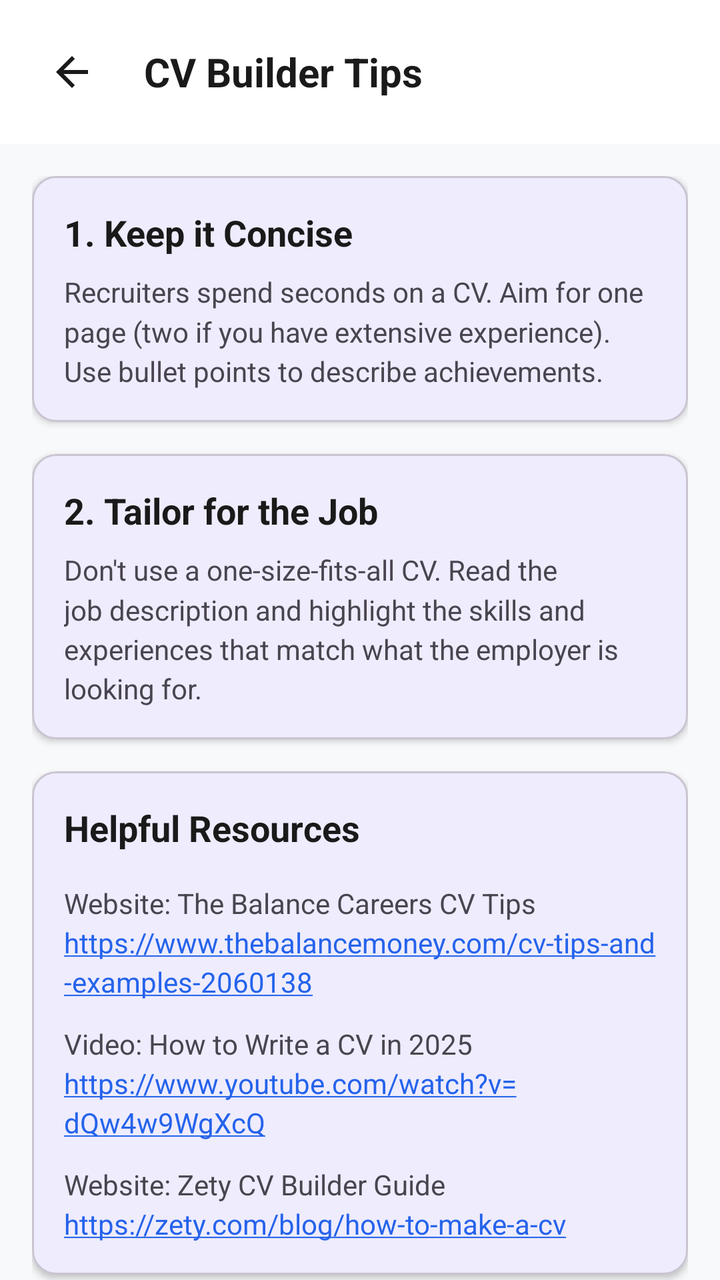
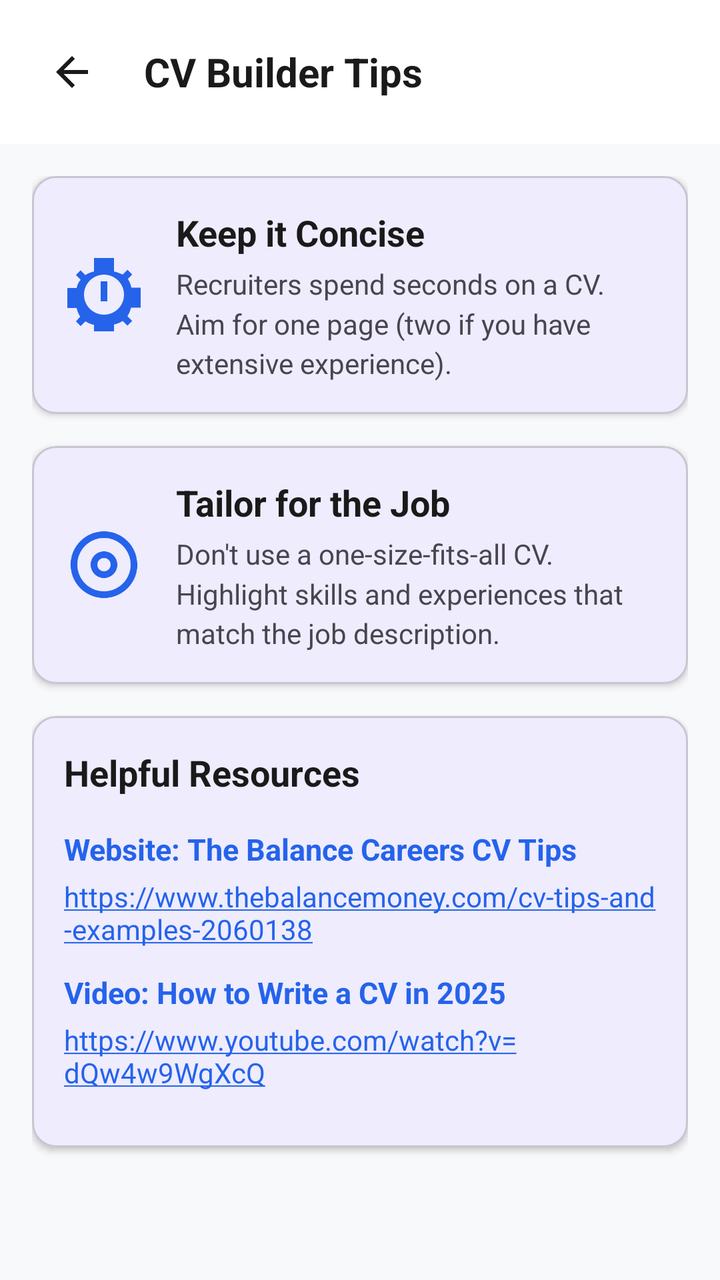

Before-and-after screenshots of an Android layout around one commit, followed by the original layout XML and the change that was made.
<!-- AndroidManifest.xml: application theme Theme.WorkWiseSA -->
<!-- res/layout/activity_cv_tips.xml -->
<?xml version="1.0" encoding="utf-8"?>
<LinearLayout
    xmlns:android="http://schemas.android.com/apk/res/android"
    xmlns:app="http://schemas.android.com/apk/res-auto"
    xmlns:tools="http://schemas.android.com/tools"
    android:layout_width="match_parent"
    android:layout_height="match_parent"
    android:orientation="vertical"
    android:background="#F8F9FA">

    
    <com.google.android.material.appbar.MaterialToolbar
        android:id="@+id/toolbar"
        android:layout_width="match_parent"
        android:layout_height="wrap_content"
        android:background="#FFFFFF"
        android:elevation="4dp"
        app:contentInsetStart="0dp">

        <RelativeLayout
            android:layout_width="match_parent"
            android:layout_height="wrap_content"
            android:padding="16dp">

            <ImageButton
                android:id="@+id/backButton"
                android:layout_width="40dp"
                android:layout_height="40dp"
                android:background="?attr/selectableItemBackgroundBorderless"
                android:src="@drawable/baselinearrowback24"
                app:tint="#1A1A1A"
                android:layout_centerVertical="true"
                android:layout_alignParentStart="true"
                android:contentDescription="Back" />

            <TextView
                android:id="@+id/headerTitle"
                android:layout_width="wrap_content"
                android:layout_height="wrap_content"
                android:layout_toEndOf="@id/backButton"
                android:layout_marginStart="16dp"
                android:text="CV Builder Tips"
                android:textColor="#1A1A1A"
                android:textSize="20sp"
                android:textStyle="bold"
                android:layout_centerVertical="true" />
        </RelativeLayout>
    </com.google.android.material.appbar.MaterialToolbar>

    <androidx.core.widget.NestedScrollView
        android:layout_width="match_parent"
        android:layout_height="match_parent">

        <LinearLayout
            android:layout_width="match_parent"
            android:layout_height="wrap_content"
            android:orientation="vertical"
            android:padding="16dp">

            
            <com.google.android.material.card.MaterialCardView
                android:layout_width="match_parent"
                android:layout_height="wrap_content"
                app:cardCornerRadius="12dp"
                app:cardElevation="2dp"
                android:layout_marginBottom="16dp">

                <LinearLayout
                    android:layout_width="match_parent"
                    android:layout_height="wrap_content"
                    android:orientation="vertical"
                    android:padding="16dp">

                    <TextView
                        android:layout_width="wrap_content"
                        android:layout_height="wrap_content"
                        android:text="1. Keep it Concise"
                        android:textSize="18sp"
                        android:textStyle="bold"
                        android:textColor="#1A1A1A"
                        android:layout_marginBottom="8dp"/>

                    <TextView
                        android:layout_width="wrap_content"
                        android:layout_height="wrap_content"
                        android:text="Recruiters spend seconds on a CV. Aim for one page (two if you have extensive experience). Use bullet points to describe achievements."
                        android:textSize="14sp"
                        android:lineSpacingMultiplier="1.2"/>
                </LinearLayout>
            </com.google.android.material.card.MaterialCardView>

            
            <com.google.android.material.card.MaterialCardView
                android:layout_width="match_parent"
                android:layout_height="wrap_content"
                app:cardCornerRadius="12dp"
                app:cardElevation="2dp"
                android:layout_marginBottom="16dp">

                <LinearLayout
                    android:layout_width="match_parent"
                    android:layout_height="wrap_content"
                    android:orientation="vertical"
                    android:padding="16dp">

                    <TextView
                        android:layout_width="wrap_content"
                        android:layout_height="wrap_content"
                        android:text="2. Tailor for the Job"
                        android:textSize="18sp"
                        android:textStyle="bold"
                        android:textColor="#1A1A1A"
                        android:layout_marginBottom="8dp"/>

                    <TextView
                        android:layout_width="wrap_content"
                        android:layout_height="wrap_content"
                        android:text="Don't use a one-size-fits-all CV. Read the job description and highlight the skills and experiences that match what the employer is looking for."
                        android:textSize="14sp"
                        android:lineSpacingMultiplier="1.2"/>
                </LinearLayout>
            </com.google.android.material.card.MaterialCardView>

            
            <com.google.android.material.card.MaterialCardView
                android:layout_width="match_parent"
                android:layout_height="wrap_content"
                app:cardCornerRadius="12dp"
                app:cardElevation="2dp"
                android:layout_marginBottom="16dp">

                <LinearLayout
                    android:layout_width="match_parent"
                    android:layout_height="wrap_content"
                    android:orientation="vertical"
                    android:padding="16dp">

                    <TextView
                        android:layout_width="wrap_content"
                        android:layout_height="wrap_content"
                        android:text="Helpful Resources"
                        android:textSize="18sp"
                        android:textStyle="bold"
                        android:textColor="#1A1A1A"
                        android:layout_marginBottom="16dp"/>

                    <TextView
                        android:layout_width="wrap_content"
                        android:layout_height="wrap_content"
                        android:text="Website: The Balance Careers CV Tips\nhttps://www.thebalancemoney.com/cv-tips-and-examples-2060138"
                        android:textSize="14sp"
                        android:lineSpacingMultiplier="1.2"
                        android:autoLink="web"
                        android:layout_marginBottom="12dp"/>

                    <TextView
                        android:layout_width="wrap_content"
                        android:layout_height="wrap_content"
                        android:text="Video: How to Write a CV in 2025\nhttps://www.youtube.com/watch?v=dQw4w9WgXcQ"
                        android:textSize="14sp"
                        android:lineSpacingMultiplier="1.2"
                        android:autoLink="web"
                        android:layout_marginBottom="12dp"/>

                    <TextView
                        android:layout_width="wrap_content"
                        android:layout_height="wrap_content"
                        android:text="Website: Zety CV Builder Guide\nhttps://zety.com/blog/how-to-make-a-cv"
                        android:textSize="14sp"
                        android:lineSpacingMultiplier="1.2"
                        android:autoLink="web"/>

                </LinearLayout>
            </com.google.android.material.card.MaterialCardView>

        </LinearLayout>
    </androidx.core.widget.NestedScrollView>
</LinearLayout>
<!-- resources referenced by this layout -->
<resources>
  <!-- drawable baselinearrowback24 (drawable) -->
  <?xml version="1.0" encoding="utf-8"?>
  <vector xmlns:android="http://schemas.android.com/apk/res/android"
      android:width="24dp"
      android:height="24dp"
      android:viewportWidth="24"
      android:viewportHeight="24">
      <path
          android:fillColor="@android:color/black"
          android:pathData="M20,11H7.83l5.59,-5.59L12,4l-8,8 8,8 1.41,-1.41L7.83,13H20v-2z"/>
  </vector>
  <style name="Theme.WorkWiseSA" parent="Theme.Material3.Light.NoActionBar">
          <item name="colorPrimary">@color/colorPrimary</item>
          <item name="colorOnPrimary">@color/colorOnPrimary</item>
          <item name="colorSecondary">@color/colorSecondary</item>
          <item name="android:statusBarColor">@color/colorPrimary</item>
          <item name="android:navigationBarColor">@color/colorPrimary</item>
  
          
          <item name="textInputStyle">@style/Widget.WorkWise.TextInputLayout</item>
      </style>
  <color name="colorPrimary">#2563EB</color>
  <color name="colorOnPrimary">#FFFFFF</color>
  <color name="colorSecondary">#0EA5E9</color>
  <style name="Widget.WorkWise.TextInputLayout" parent="Widget.Material3.TextInputLayout.OutlinedBox">
          <item name="boxBackgroundColor">@color/colorSurface</item>
          <item name="boxCornerRadiusTopStart">14dp</item>
          <item name="boxCornerRadiusTopEnd">14dp</item>
          <item name="boxCornerRadiusBottomStart">14dp</item>
          <item name="boxCornerRadiusBottomEnd">14dp</item>
      </style>
  <color name="colorSurface">#FFFFFF</color>
</resources>

<!-- the commit's change to res/layout/activity_cv_tips.xml (unified diff, before → after) -->
@@ -27,7 +27,7 @@
                 android:layout_width="40dp"
                 android:layout_height="40dp"
                 android:background="?attr/selectableItemBackgroundBorderless"
-                android:src="@drawable/baselinearrowback24"
+                android:src="@drawable/baseline_arrow_back_24"
                 app:tint="#1A1A1A"
                 android:layout_centerVertical="true"
                 android:layout_alignParentStart="true"
@@ -68,24 +68,80 @@
                 <LinearLayout
                     android:layout_width="match_parent"
                     android:layout_height="wrap_content"
-                    android:orientation="vertical"
-                    android:padding="16dp">
-
-                    <TextView
-                        android:layout_width="wrap_content"
-                        android:layout_height="wrap_content"
-                        android:text="1. Keep it Concise"
-                        android:textSize="18sp"
-                        android:textStyle="bold"
-                        android:textColor="#1A1A1A"
-                        android:layout_marginBottom="8dp"/>
-
-                    <TextView
-                        android:layout_width="wrap_content"
-                        android:layout_height="wrap_content"
-                        android:text="Recruiters spend seconds on a CV. Aim for one page (two if you have extensive experience). Use bullet points to describe achievements."
-                        android:textSize="14sp"
-                        android:lineSpacingMultiplier="1.2"/>
+                    android:orientation="horizontal"
+                    android:padding="16dp"
+                    android:gravity="center_vertical">
+
+                    <ImageView
+                        android:layout_width="40dp"
+                        android:layout_height="40dp"
+                        android:src="@drawable/outline_timer_24"
+                        app:tint="@color/colorPrimary"
+                        android:layout_marginEnd="16dp"/>
+
+                    <LinearLayout
+                        android:layout_width="match_parent"
+                        android:layout_height="wrap_content"
+                        android:orientation="vertical">
+                        <TextView
+                            android:layout_width="wrap_content"
+                            android:layout_height="wrap_content"
+                            android:text="Keep it Concise"
+                            android:textSize="18sp"
+                            android:textStyle="bold"
+                            android:textColor="#1A1A1A"
+                            android:layout_marginBottom="4dp"/>
+                        <TextView
+                            android:layout_width="wrap_content"
+                            android:layout_height="wrap_content"
+                            android:text="Recruiters spend seconds on a CV. Aim for one page (two if you have extensive experience)."
+                            android:textSize="14sp"
+                            android:lineSpacingMultiplier="1.2"/>
+                    </LinearLayout>
+                </LinearLayout>
+            </com.google.android.material.card.MaterialCardView>
+
+            
+            <com.google.android.material.card.MaterialCardView
+                android:layout_width="match_parent"
+                android:layout_height="wrap_content"
+                app:cardCornerRadius="12dp"
+                app:cardElevation="2dp"
+                android:layout_marginBottom="16dp">
+
+                <LinearLayout
+                    android:layout_width="match_parent"
+                    android:layout_height="wrap_content"
+                    android:orientation="horizontal"
+                    android:padding="16dp"
+                    android:gravity="center_vertical">
+
+                    <ImageView
+                        android:layout_width="40dp"
+                        android:layout_height="40dp"
+                        android:src="@drawable/outline_target_24"
+                        app:tint="@color/colorPrimary"
+                        android:layout_marginEnd="16dp"/>
+
+                    <LinearLayout
+                        android:layout_width="match_parent"
+                        android:layout_height="wrap_content"
+                        android:orientation="vertical">
+                        <TextView
+                            android:layout_width="wrap_content"
+                            android:layout_height="wrap_content"
+                            android:text="Tailor for the Job"
+                            android:textSize="18sp"
+                            android:textStyle="bold"
+                            android:textColor="#1A1A1A"
+                            android:layout_marginBottom="4dp"/>
+                        <TextView
+                            android:layout_width="wrap_content"
+                            android:layout_height="wrap_content"
+                            android:text="Don't use a one-size-fits-all CV. Highlight skills and experiences that match the job description."
+                            android:textSize="14sp"
+                            android:lineSpacingMultiplier="1.2"/>
+                    </LinearLayout>
                 </LinearLayout>
             </com.google.android.material.card.MaterialCardView>
 
@@ -106,38 +162,6 @@
                     <TextView
                         android:layout_width="wrap_content"
                         android:layout_height="wrap_content"
-                        android:text="2. Tailor for the Job"
-                        android:textSize="18sp"
-                        android:textStyle="bold"
-                        android:textColor="#1A1A1A"
-                        android:layout_marginBottom="8dp"/>
-
-                    <TextView
-                        android:layout_width="wrap_content"
-                        android:layout_height="wrap_content"
-                        android:text="Don't use a one-size-fits-all CV. Read the job description and highlight the skills and experiences that match what the employer is looking for."
-                        android:textSize="14sp"
-                        android:lineSpacingMultiplier="1.2"/>
-                </LinearLayout>
-            </com.google.android.material.card.MaterialCardView>
-
-            
-            <com.google.android.material.card.MaterialCardView
-                android:layout_width="match_parent"
-                android:layout_height="wrap_content"
-                app:cardCornerRadius="12dp"
-                app:cardElevation="2dp"
-                android:layout_marginBottom="16dp">
-
-                <LinearLayout
-                    android:layout_width="match_parent"
-                    android:layout_height="wrap_content"
-                    android:orientation="vertical"
-                    android:padding="16dp">
-
-                    <TextView
-                        android:layout_width="wrap_content"
-                        android:layout_height="wrap_content"
                         android:text="Helpful Resources"
                         android:textSize="18sp"
                         android:textStyle="bold"
@@ -147,28 +171,34 @@
                     <TextView
                         android:layout_width="wrap_content"
                         android:layout_height="wrap_content"
-                        android:text="Website: The Balance Careers CV Tips\nhttps://www.thebalancemoney.com/cv-tips-and-examples-2060138"
+                        android:text="Website: The Balance Careers CV Tips"
+                        android:textColor="@color/colorPrimary"
+                        android:textSize="15sp"
+                        android:textStyle="bold"
+                        android:layout_marginBottom="4dp"/>
+                    <TextView
+                        android:layout_width="wrap_content"
+                        android:layout_height="wrap_content"
+                        android:text="https://www.thebalancemoney.com/cv-tips-and-examples-2060138"
                         android:textSize="14sp"
-                        android:lineSpacingMultiplier="1.2"
                         android:autoLink="web"
                         android:layout_marginBottom="12dp"/>
 
                     <TextView
                         android:layout_width="wrap_content"
                         android:layout_height="wrap_content"
-                        android:text="Video: How to Write a CV in 2025\nhttps://www.youtube.com/watch?v=dQw4w9WgXcQ"
+                        android:text="Video: How to Write a CV in 2025"
+                        android:textColor="@color/colorPrimary"
+                        android:textSize="15sp"
+                        android:textStyle="bold"
+                        android:layout_marginBottom="4dp"/>
+                    <TextView
+                        android:layout_width="wrap_content"
+                        android:layout_height="wrap_content"
+                        android:text="https://www.youtube.com/watch?v=dQw4w9WgXcQ"
                         android:textSize="14sp"
-                        android:lineSpacingMultiplier="1.2"
                         android:autoLink="web"
                         android:layout_marginBottom="12dp"/>
-
-                    <TextView
-                        android:layout_width="wrap_content"
-                        android:layout_height="wrap_content"
-                        android:text="Website: Zety CV Builder Guide\nhttps://zety.com/blog/how-to-make-a-cv"
-                        android:textSize="14sp"
-                        android:lineSpacingMultiplier="1.2"
-                        android:autoLink="web"/>
 
                 </LinearLayout>
             </com.google.android.material.card.MaterialCardView>
<!-- resource entries referenced after the edit -->
@@ -1,16 +1,5 @@
 <!-- resources referenced by this layout -->
 <resources>
-  <!-- drawable baselinearrowback24 (drawable) -->
-  <?xml version="1.0" encoding="utf-8"?>
-  <vector xmlns:android="http://schemas.android.com/apk/res/android"
-      android:width="24dp"
-      android:height="24dp"
-      android:viewportWidth="24"
-      android:viewportHeight="24">
-      <path
-          android:fillColor="@android:color/black"
-          android:pathData="M20,11H7.83l5.59,-5.59L12,4l-8,8 8,8 1.41,-1.41L7.83,13H20v-2z"/>
-  </vector>
   <style name="Theme.WorkWiseSA" parent="Theme.Material3.Light.NoActionBar">
           <item name="colorPrimary">@color/colorPrimary</item>
           <item name="colorOnPrimary">@color/colorOnPrimary</item>
@@ -22,6 +11,40 @@
           <item name="textInputStyle">@style/Widget.WorkWise.TextInputLayout</item>
       </style>
   <color name="colorPrimary">#2563EB</color>
+  <!-- drawable baseline_arrow_back_24 (drawable) -->
+  <vector xmlns:android="http://schemas.android.com/apk/res/android"
+      android:width="24dp"
+      android:height="24dp"
+      android:viewportWidth="24"
+      android:viewportHeight="24"
+      android:tint="?attr/colorControlNormal"
+      android:autoMirrored="true">
+      <path
+          android:fillColor="@android:color/white"
+          android:pathData="M20,11H7.83l5.59,-5.59L12,4l-8,8 8,8 1.41,-1.41L7.83,13H20v-2z"/>
+  </vector>
+  <!-- drawable outline_target_24 (drawable) -->
+  <vector xmlns:android="http://schemas.android.com/apk/res/android"
+      android:width="24dp"
+      android:height="24dp"
+      android:viewportWidth="24"
+      android:viewportHeight="24"
+      android:tint="?attr/colorControlNormal">
+      <path
+          android:fillColor="@android:color/white"
+          android:pathData="M12,2C6.48,2 2,6.48 2,12s4.48,10 10,10s10,-4.48 10,-10S17.52,2 12,2zM12,20c-4.41,0 -8,-3.59 -8,-8s3.59,-8 8,-8s8,3.59 8,8S16.41,20 12,20zM12,10c-1.1,0 -2,0.9 -2,2s0.9,2 2,2s2,-0.9 2,-2S13.1,10 12,10zM12,16c-2.21,0 -4,-1.79 -4,-4s1.79,-4 4,-4s4,1.79 4,4S14.21,16 12,16z"/>
+  </vector>
+  <!-- drawable outline_timer_24 (drawable) -->
+  <vector xmlns:android="http://schemas.android.com/apk/res/android"
+      android:width="24dp"
+      android:height="24dp"
+      android:viewportWidth="24"
+      android:viewportHeight="24"
+      android:tint="?attr/colorControlNormal">
+      <path
+          android:fillColor="@android:color/white"
+          android:pathData="M15,1H9v2h6V1zM11,14h2V8h-2V14zM19.03,7.39l1.42,-1.42c-0.43,-0.51 -0.9,-0.99 -1.41,-1.41l-1.42,1.42C16.84,5.63 15.96,5.25 15,5.05V3H9v2.05c-0.96,0.2 -1.84,0.58 -2.6,1.06L5,4.7L3.59,6.11l1.42,1.42C4.37,8.16 3.99,9.04 3.79,10H1v6h2.79c0.2,0.96 0.58,1.84 1.06,2.6L3.59,20.01l1.41,1.41l1.42,-1.42c0.76,0.48 1.64,0.86 2.6,1.06V23h6v-2.05c0.96,-0.2 1.84,-0.58 2.6,-1.06l1.42,1.42l1.41,-1.41l-1.42,-1.42c0.48,-0.76 0.86,-1.64 1.06,-2.6H23v-6h-2.79c-0.2,-0.96 -0.58,-1.84 -1.06,-2.6zM12,18c-3.31,0 -6,-2.69 -6,-6s2.69,-6 6,-6s6,2.69 6,6S15.31,18 12,18z"/>
+  </vector>
   <color name="colorOnPrimary">#FFFFFF</color>
   <color name="colorSecondary">#0EA5E9</color>
   <style name="Widget.WorkWise.TextInputLayout" parent="Widget.Material3.TextInputLayout.OutlinedBox">
